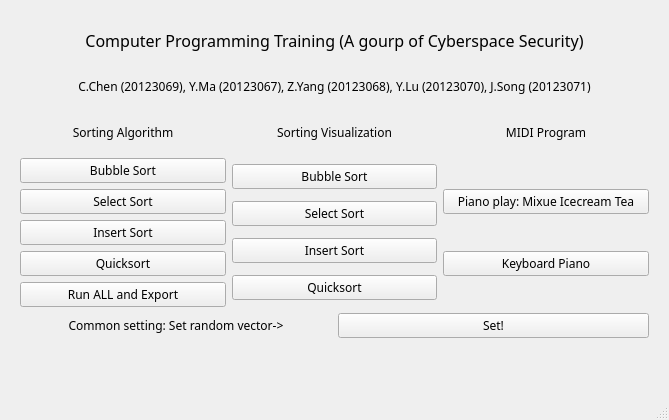
Above: ui/sortwindow.ui from LuminolT/Sort-Algorithm-Analysis-2021 before the change. Below: the same form after it.
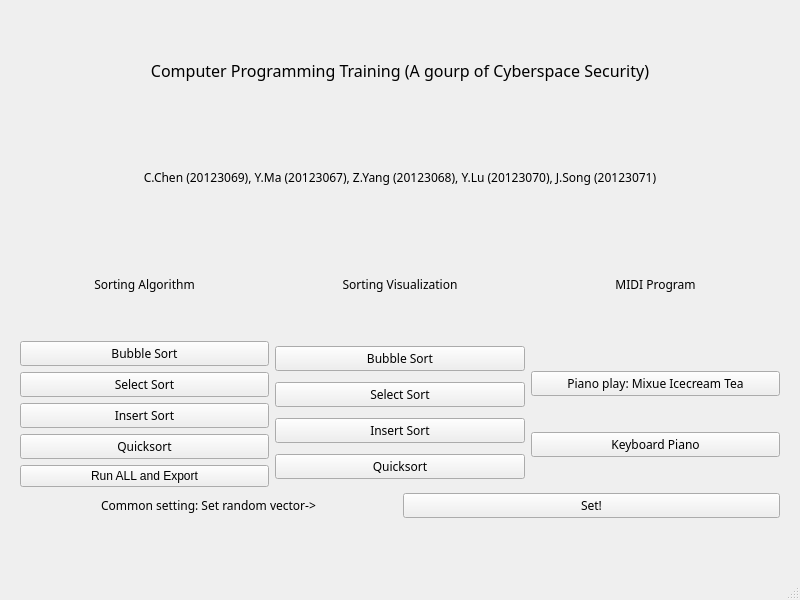
That is the form after the change.

```diff
--- a/ui/sortwindow.ui
+++ b/ui/sortwindow.ui
@@ -6,25 +6,14 @@
    <rect>
     <x>0</x>
     <y>0</y>
-    <width>669</width>
-    <height>420</height>
+    <width>800</width>
+    <height>600</height>
    </rect>
   </property>
   <property name="windowTitle">
    <string>MainWindow</string>
   </property>
   <widget class="QWidget" name="centralwidget">
-   <property name="sizePolicy">
-    <sizepolicy hsizetype="Expanding" vsizetype="Expanding">
-     <horstretch>0</horstretch>
-     <verstretch>0</verstretch>
-    </sizepolicy>
-   </property>
-   <property name="font">
-    <font>
-     <family>微软雅黑</family>
-    </font>
-   </property>
    <layout class="QGridLayout" name="gridLayout">
     <item row="0" column="0">
      <layout class="QVBoxLayout" name="verticalLayout_2">
```
Left out of the diff: 6 changed lines with no effect on the pictures.
